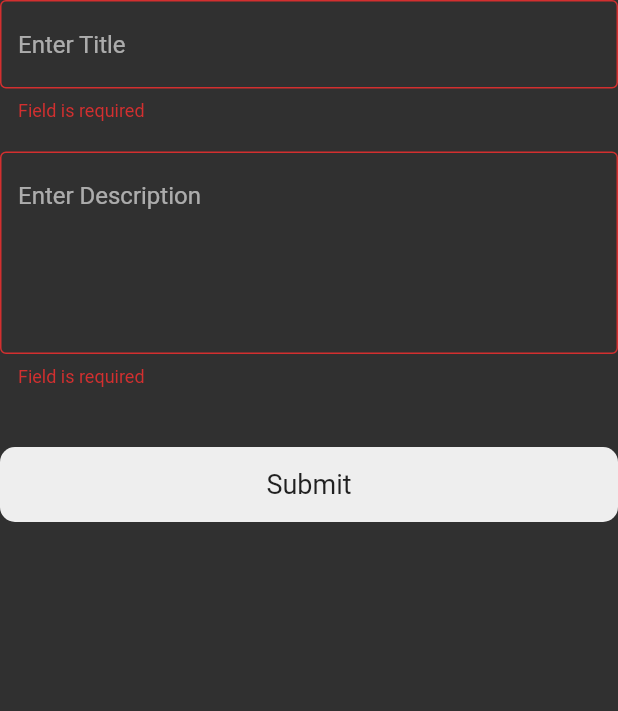
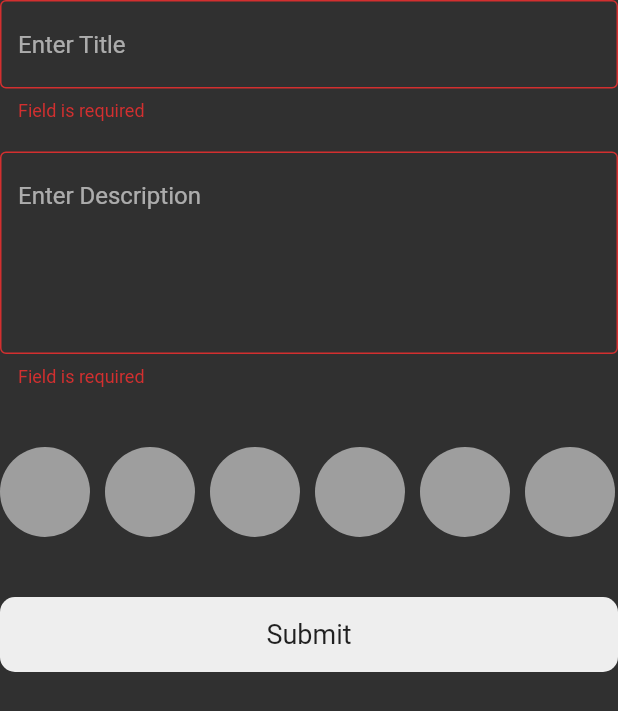
Before and after one commit to Abdulrahman956/notes_app, a Flutter app: the AddNoteForm widget shown alone on an empty page, opened directly, after a tap on "Submit", on a phone screen of 412 x 824 dp. Shown: the top 711 px of the screen. Run offline on Flutter 3.47's test engine with Material 2 defaults, Android fonts, the phone set to English and light mode, and no system bars; our stand-ins replace flutter_bloc, hive, hive_flutter; accounts and stored records are empty.

Commit message:
create colors_list_view part 1

```diff
--- /dev/null
+++ b/lib/widgets/add_note_form.dart
@@ -0,0 +1,78 @@
+import 'package:flutter/material.dart';
+import 'package:flutter_bloc/flutter_bloc.dart';
+import 'package:intl/intl.dart';
+
+import '../cubits/add_note_cubit/add_note_cubit.dart';
+import '../cubits/add_note_cubit/add_note_states.dart';
+import '../models/note_model.dart';
+import 'colors_list.dart';
+import 'custom_bottom.dart';
+import 'custom_text_form_field.dart';
+
+class AddNoteForm extends StatefulWidget {
+  const AddNoteForm({super.key});
+
+  @override
+  State<AddNoteForm> createState() => _AddNoteFormState();
+}
+
+class _AddNoteFormState extends State<AddNoteForm> {
+  final GlobalKey<FormState> formKey = GlobalKey();
+  AutovalidateMode autoValidateMode = AutovalidateMode.disabled;
+  String? title, desc;
+  final bool isLoaded = false;
+  DateTime now = DateTime.now();
+
+  @override
+  Widget build(BuildContext context) {
+    return Form(
+      key: formKey,
+      autovalidateMode: autoValidateMode,
+      child: Column(
+        children: [
+          CustomTextFormField(
+            onSaved: (value) {
+              title = value;
+            },
+            hint: 'Enter Title',
+            maxLines: 1,
+          ),
+          const SizedBox(
+            height: 20,
+          ),
+          CustomTextFormField(
+            onSaved: (value) {
+              desc = value;
+            },
+            hint: 'Enter Description',
+            maxLines: 5,
+          ),
+          const Padding(
+            padding: EdgeInsets.symmetric(vertical: 40),
+            child: ColorsListView(),
+          ),
+          BlocBuilder<AddNoteCubit, AddNoteStates>(builder: (context, state) {
+            String formattedDateTime = DateFormat('yyyy-MM-dd').format(now);
+            return CustomBottom(
+              isLoaded: state is AddLoadingState ? true : false,
+              onTap: () {
+                if (formKey.currentState!.validate()) {
+                  formKey.currentState!.save();
+                  var noteModel = NoteModel(
+                      title: title!,
+                      desc: desc!,
+                      date: formattedDateTime,
+                      color: Colors.orange.value);
+                  BlocProvider.of<AddNoteCubit>(context).addNote(noteModel);
+                } else {
+                  autoValidateMode = AutovalidateMode.always;
+                  setState(() {});
+                }
+              },
+            );
+          }),
+        ],
+      ),
+    );
+  }
+}
--- /dev/null
+++ b/lib/widgets/colors_list.dart
@@ -0,0 +1,33 @@
+import 'package:flutter/material.dart';
+
+class ColorsList extends StatelessWidget {
+  const ColorsList({super.key});
+
+  @override
+  Widget build(BuildContext context) {
+    return const CircleAvatar(
+      radius: 30,
+      backgroundColor: Colors.grey,
+    );
+  }
+}
+
+class ColorsListView extends StatelessWidget {
+  const ColorsListView({super.key});
+
+  @override
+  Widget build(BuildContext context) {
+    return SizedBox(
+      height: 60,
+      child: ListView.separated(
+        physics: const BouncingScrollPhysics(),
+        scrollDirection: Axis.horizontal,
+        itemBuilder: (context, index) => const ColorsList(),
+        separatorBuilder: (context, index) => const SizedBox(
+          width: 10,
+        ),
+        itemCount: 10,
+      ),
+    );
+  }
+}
--- a/lib/widgets/custom_bottom_sheet.dart
+++ b/lib/widgets/custom_bottom_sheet.dart
@@ -1,13 +1,9 @@
 import 'package:flutter/material.dart';
 import 'package:flutter_bloc/flutter_bloc.dart';
-import 'package:intl/intl.dart';
 import 'package:note_app/cubits/add_note_cubit/add_note_cubit.dart';
 import 'package:note_app/cubits/add_note_cubit/add_note_states.dart';
-import 'package:note_app/models/note_model.dart';
-
 import '../cubits/note_cubit/note_cubit.dart';
-import 'custom_bottom.dart';
-import 'custom_text_form_field.dart';
+import 'add_note_form.dart';
 
 class CustomBottomSheet extends StatelessWidget {
   const CustomBottomSheet({
@@ -18,7 +14,8 @@ class CustomBottomSheet extends StatelessWidget {
   Widget build(BuildContext context) {
     return BlocProvider(
       create: (context) => AddNoteCubit(),
-      child: BlocConsumer<AddNoteCubit, AddNoteStates>(listener: (context, state) {
+      child:
+          BlocConsumer<AddNoteCubit, AddNoteStates>(listener: (context, state) {
         if (state is AddFailureState) {
           debugPrint('Failure ${state.errorMessage}');
         }
@@ -38,70 +35,3 @@ class CustomBottomSheet extends StatelessWidget {
     );
   }
 }
-
-class AddNoteForm extends StatefulWidget {
-  const AddNoteForm({super.key});
-
-  @override
-  State<AddNoteForm> createState() => _AddNoteFormState();
-}
-
-class _AddNoteFormState extends State<AddNoteForm> {
-  final GlobalKey<FormState> formKey = GlobalKey();
-  AutovalidateMode autoValidateMode = AutovalidateMode.disabled;
-  String? title, desc;
-  final bool isLoaded = false;
-  DateTime now = DateTime.now();
-
-  @override
-  Widget build(BuildContext context) {
-    return Form(
-      key: formKey,
-      autovalidateMode: autoValidateMode,
-      child: Column(
-        children: [
-          CustomTextFormField(
-            onSaved: (value) {
-              title = value;
-            },
-            hint: 'Enter Title',
-            maxLines: 1,
-          ),
-          const SizedBox(
-            height: 20,
-          ),
-          CustomTextFormField(
-            onSaved: (value) {
-              desc = value;
-            },
-            hint: 'Enter Description',
-            maxLines: 5,
-          ),
-          const SizedBox(
-            height: 40,
-          ),
-          BlocBuilder<AddNoteCubit, AddNoteStates>(builder: (context, state) {
-            String formattedDateTime = DateFormat('yyyy-MM-dd').format(now);
-            return CustomBottom(
-              isLoaded: state is AddLoadingState ? true : false,
-              onTap: () {
-                if (formKey.currentState!.validate()) {
-                  formKey.currentState!.save();
-                  var noteModel = NoteModel(
-                      title: title!,
-                      desc: desc!,
-                      date: formattedDateTime,
-                      color: Colors.orange.value);
-                  BlocProvider.of<AddNoteCubit>(context).addNote(noteModel);
-                } else {
-                  autoValidateMode = AutovalidateMode.always;
-                  setState(() {});
-                }
-              },
-            );
-          }),
-        ],
-      ),
-    );
-  }
-}
```
